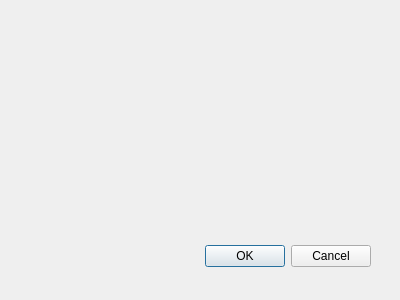
Before: the Qt Designer form src/ui/DeviceChooserDialog.ui in trebleshot/desktop, drawn with Qt 5.
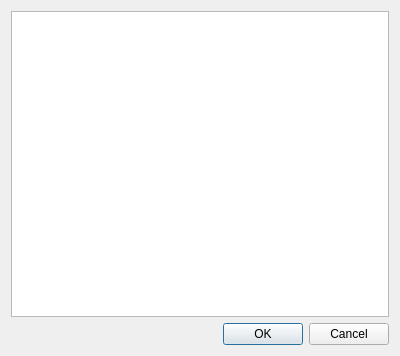
After: the same form once the commit is applied.

The edit to the form file:
```diff
--- a/src/ui/DeviceChooserDialog.ui
+++ b/src/ui/DeviceChooserDialog.ui
@@ -7,21 +7,18 @@
     <x>0</x>
     <y>0</y>
     <width>400</width>
-    <height>300</height>
+    <height>356</height>
    </rect>
   </property>
   <property name="windowTitle">
    <string>Dialog</string>
   </property>
+  <layout class="QVBoxLayout" name="verticalLayout">
+   <item>
+    <widget class="QTreeView" name="treeView"/>
+   </item>
+   <item>
   <widget class="QDialogButtonBox" name="buttonBox">
-   <property name="geometry">
-    <rect>
-     <x>30</x>
-     <y>240</y>
-     <width>341</width>
-     <height>32</height>
-    </rect>
-   </property>
    <property name="orientation">
     <enum>Qt::Horizontal</enum>
    </property>
@@ -29,6 +26,8 @@
     <set>QDialogButtonBox::Cancel|QDialogButtonBox::Ok</set>
    </property>
   </widget>
+   </item>
+  </layout>
  </widget>
  <resources/>
  <connections>
```
Left out of the diff: 2 changed lines with no effect on the pictures. Lines whose indentation alone changed are shown as unchanged.
